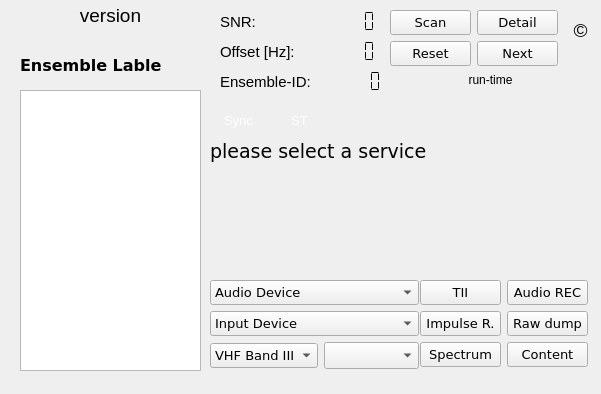
JvanKatwijk/qt-dab, file forms/dabradio.ui: the form before one commit.
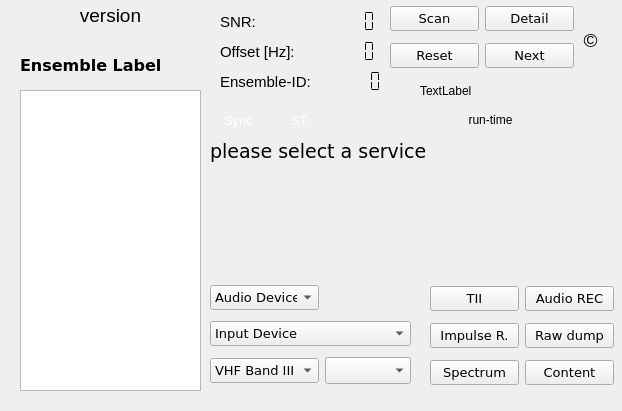
The form after the commit.

The edit to the form file:
```diff
--- a/forms/dabradio.ui
+++ b/forms/dabradio.ui
@@ -6,8 +6,8 @@
    <rect>
     <x>0</x>
     <y>0</y>
-    <width>601</width>
-    <height>394</height>
+    <width>622</width>
+    <height>411</height>
    </rect>
   </property>
   <property name="windowTitle">
@@ -19,7 +19,7 @@
      <x>20</x>
      <y>90</y>
      <width>181</width>
-     <height>281</height>
+     <height>301</height>
     </rect>
    </property>
    <property name="font">
@@ -214,8 +214,8 @@
   <widget class="QLabel" name="label">
    <property name="geometry">
     <rect>
-     <x>570</x>
-     <y>20</y>
+     <x>580</x>
+     <y>30</y>
      <width>21</width>
      <height>20</height>
     </rect>
@@ -239,7 +239,7 @@
    <property name="geometry">
     <rect>
      <x>390</x>
-     <y>70</y>
+     <y>110</y>
      <width>201</width>
      <height>20</height>
     </rect>
@@ -446,7 +446,7 @@
     <enum>Qt::LeftToRight</enum>
    </property>
    <property name="text">
-    <string>Ensemble Lable</string>
+    <string>Ensemble Label</string>
    </property>
   </widget>
   <widget class="QLabel" name="serviceLabel">
@@ -474,10 +474,10 @@
   <widget class="QWidget" name="layoutWidget">
    <property name="geometry">
     <rect>
-     <x>420</x>
+     <x>430</x>
      <y>280</y>
-     <width>168</width>
-     <height>89</height>
+     <width>184</width>
+     <height>113</height>
     </rect>
    </property>
    <layout class="QGridLayout" name="gridLayout_2">
@@ -581,13 +581,13 @@
     <rect>
      <x>210</x>
      <y>280</y>
-     <width>209</width>
-     <height>91</height>
+     <width>201</width>
+     <height>111</height>
     </rect>
    </property>
    <layout class="QGridLayout" name="gridLayout_3">
-    <item row="0" column="0" colspan="2">
-     <widget class="QComboBox" name="streamoutSelector">
+    <item row="2" column="0" colspan="2">
+     <widget class="QComboBox" name="deviceSelector">
       <property name="font">
        <font>
         <family>DejaVu Sans</family>
@@ -599,12 +599,27 @@
       </property>
       <item>
        <property name="text">
-        <string>Audio Device</string>
+        <string>Input Device</string>
+       </property>
+      </item>
+      <item>
+       <property name="text">
+        <string>file input (.raw)</string>
+       </property>
+      </item>
+      <item>
+       <property name="text">
+        <string>file input (.iq)</string>
+       </property>
+      </item>
+      <item>
+       <property name="text">
+        <string>file input (.sdr)</string>
        </property>
       </item>
      </widget>
     </item>
-    <item row="2" column="0">
+    <item row="3" column="0">
      <widget class="QComboBox" name="bandSelector">
       <property name="font">
        <font>
@@ -627,7 +642,7 @@
       </item>
      </widget>
     </item>
-    <item row="2" column="1">
+    <item row="3" column="1">
      <widget class="QComboBox" name="channelSelector">
       <property name="font">
        <font>
@@ -639,8 +654,8 @@
       </property>
      </widget>
     </item>
-    <item row="1" column="0" colspan="2">
-     <widget class="QComboBox" name="deviceSelector">
+    <item row="1" column="0">
+     <widget class="QComboBox" name="streamoutSelector">
       <property name="font">
        <font>
         <family>DejaVu Sans</family>
@@ -652,22 +667,7 @@
       </property>
       <item>
        <property name="text">
-        <string>Input Device</string>
-       </property>
-      </item>
-      <item>
-       <property name="text">
-        <string>file input (.raw)</string>
-       </property>
-      </item>
-      <item>
-       <property name="text">
-        <string>file input (.iq)</string>
-       </property>
-      </item>
-      <item>
-       <property name="text">
-        <string>file input (.sdr)</string>
+        <string>Audio Device</string>
        </property>
       </item>
      </widget>
@@ -678,9 +678,9 @@
    <property name="geometry">
     <rect>
      <x>390</x>
-     <y>10</y>
-     <width>168</width>
-     <height>58</height>
+     <y>0</y>
+     <width>184</width>
+     <height>74</height>
     </rect>
    </property>
    <layout class="QGridLayout" name="gridLayout_4">
@@ -750,6 +750,19 @@
     </item>
    </layout>
   </widget>
+  <widget class="QLabel" name="localTimeDisplay">
+   <property name="geometry">
+    <rect>
+     <x>420</x>
+     <y>80</y>
+     <width>191</width>
+     <height>21</height>
+    </rect>
+   </property>
+   <property name="text">
+    <string>TextLabel</string>
+   </property>
+  </widget>
  </widget>
  <resources/>
  <connections/>
```
Left out of the diff: 6 changed lines with no effect on the pictures.
